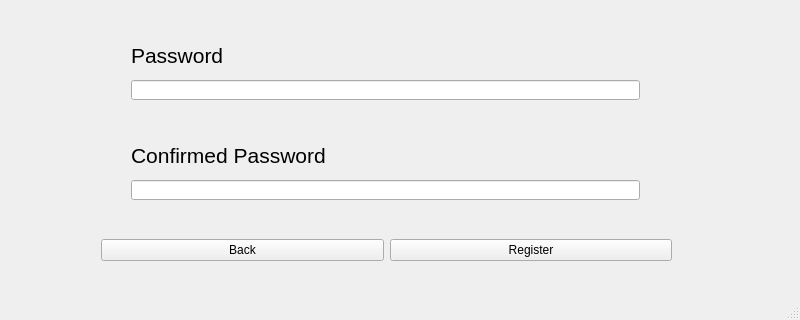
JJLee2910/Final-Year-Project, file UI/Register.ui: the form before one commit; both pictures show x 0 to 800 and y 280 to 600 of the 800 by 600 pixel window.
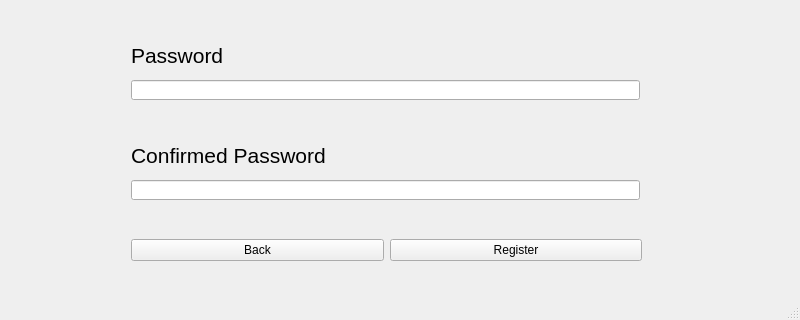
The form after the commit. Icons and pictures are not drawn.

Commit message: re-adjust ui layout

Patch:
```diff
--- a/UI/Register.ui
+++ b/UI/Register.ui
@@ -164,9 +164,9 @@
     <widget class="QWidget" name="horizontalLayoutWidget">
      <property name="geometry">
       <rect>
-       <x>10</x>
+       <x>40</x>
        <y>340</y>
-       <width>571</width>
+       <width>511</width>
        <height>80</height>
       </rect>
      </property>
```
The commit also changes 5 other files.
